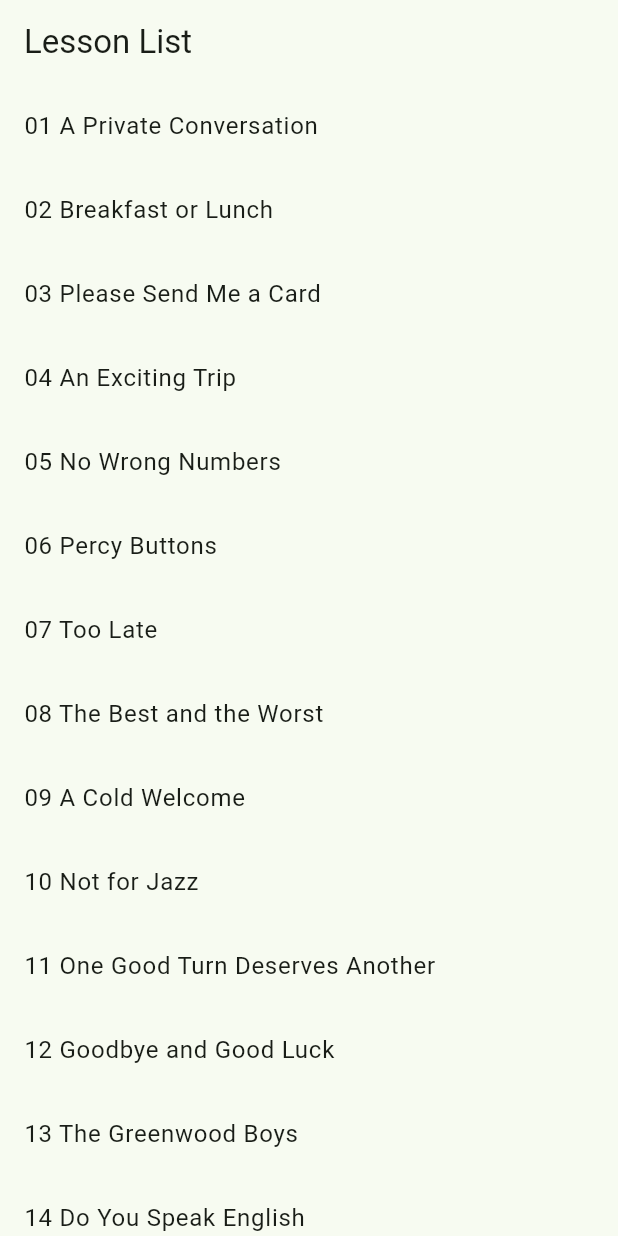
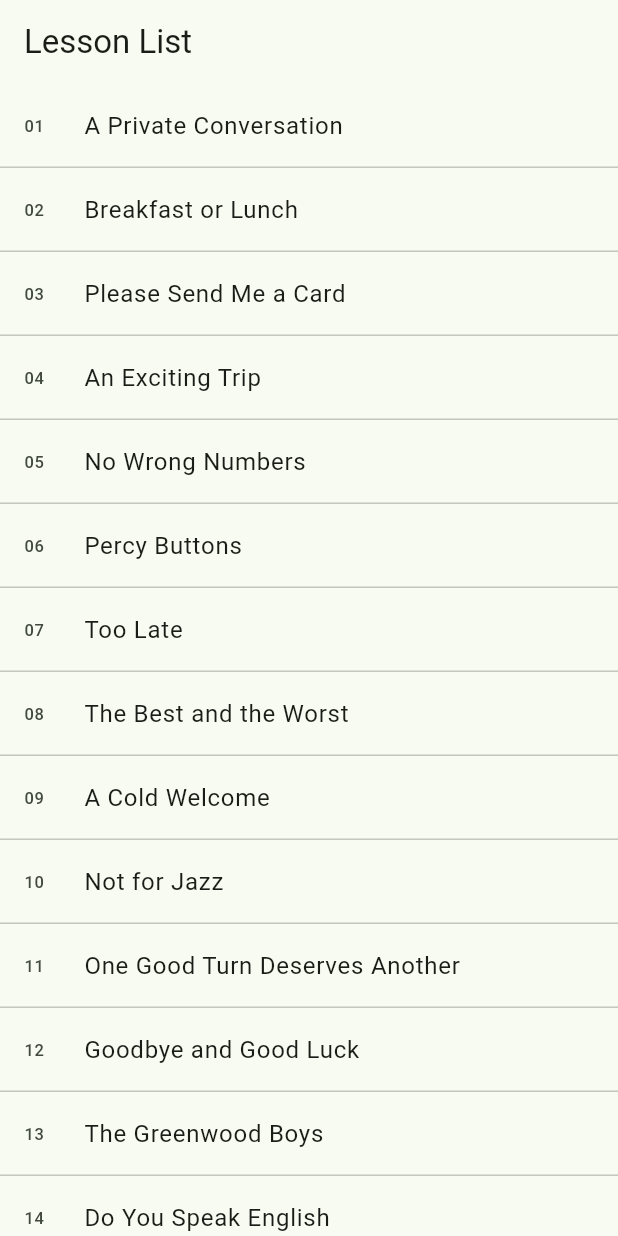
Before and after one commit to cj0x39e/english_drill_app, a Flutter app: the screen it shows after launch, on a phone screen of 412 x 824 dp. Run offline on Flutter 3.47's test engine with Material 3 defaults, Android fonts, the phone set to English and light mode, and no system bars; missing offline and left inert: audiofileplayer.

Commit message:
Update the layout of the lesson list page

```diff
--- a/lib/pages/lesson_list_page.dart
+++ b/lib/pages/lesson_list_page.dart
@@ -54,9 +54,15 @@ class _LessonListPageState extends State<LessonListPage> {
           ...List.generate(lessons.length, (index) {
             final lesson = lessons[index];
 
-            return ListTile(
-              title: Text('${lesson.lessonNumber} ${lesson.title}'),
-              onTap: () => _toPlayingPage(lesson),
+            return Column(
+              children: [
+                ListTile(
+                  leading: Text(lesson.lessonNumber),
+                  title: Text(lesson.title),
+                  onTap: () => _toPlayingPage(lesson),
+                ),
+                const Divider(height: 0)
+              ],
             );
           })
         ],
```
